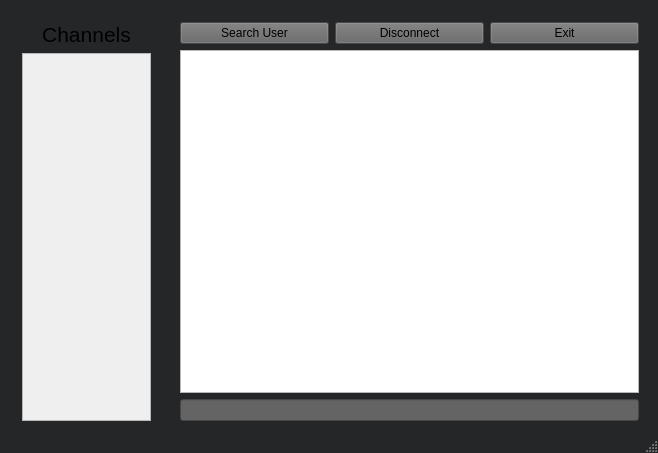
Skyfligher/DBMS_Project, file tempClient/mainwindow.ui: the form before one commit.
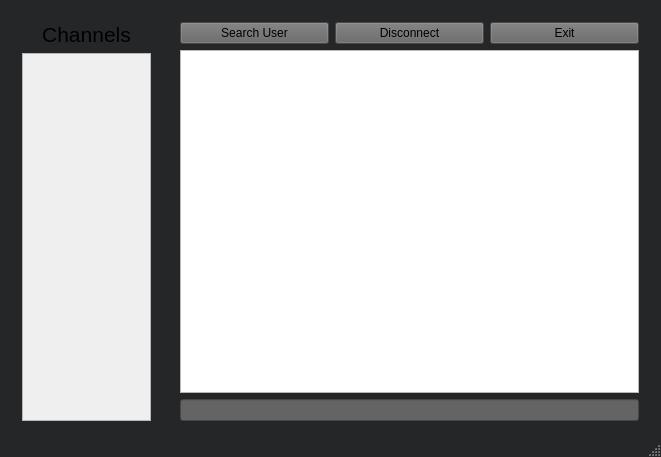
The form after the commit.

```diff
--- a/tempClient/mainwindow.ui
+++ b/tempClient/mainwindow.ui
@@ -6,8 +6,8 @@
    <rect>
     <x>0</x>
     <y>0</y>
-    <width>658</width>
-    <height>453</height>
+    <width>661</width>
+    <height>457</height>
    </rect>
   </property>
   <property name="palette">
```
Left out of the diff: 2 changed lines with no effect on the pictures.
